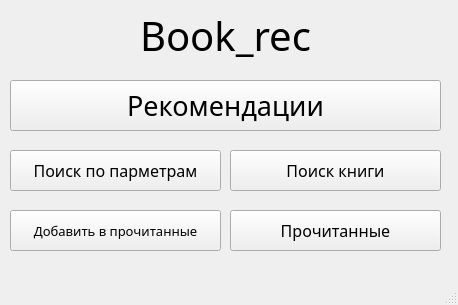
Qt form MainWindow_design.ui (korovkinjaroslav/Books-) before a commit.
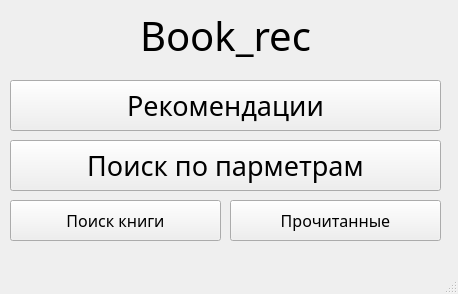
The same form after that commit.

Commit message: created SearchBookWindow

The edit to the form file:
```diff
--- a/MainWindow_design.ui
+++ b/MainWindow_design.ui
@@ -7,7 +7,7 @@
     <x>0</x>
     <y>0</y>
     <width>458</width>
-    <height>305</height>
+    <height>294</height>
    </rect>
   </property>
   <property name="windowTitle">
@@ -59,15 +59,15 @@
     <property name="geometry">
      <rect>
       <x>10</x>
-      <y>150</y>
-      <width>211</width>
-      <height>41</height>
+      <y>140</y>
+      <width>431</width>
+      <height>51</height>
      </rect>
     </property>
     <property name="font">
      <font>
       <family>Sitka Subheading</family>
-      <pointsize>12</pointsize>
+      <pointsize>20</pointsize>
      </font>
     </property>
     <property name="text">
@@ -77,8 +77,8 @@
    <widget class="QPushButton" name="search_button">
     <property name="geometry">
      <rect>
-      <x>230</x>
-      <y>150</y>
+      <x>10</x>
+      <y>200</y>
       <width>211</width>
       <height>41</height>
      </rect>
@@ -93,30 +93,11 @@
      <string>Поиск книги</string>
     </property>
    </widget>
-   <widget class="QPushButton" name="add_book_button">
-    <property name="geometry">
-     <rect>
-      <x>10</x>
-      <y>210</y>
-      <width>211</width>
-      <height>41</height>
-     </rect>
-    </property>
-    <property name="font">
-     <font>
-      <family>Sitka Subheading</family>
-      <pointsize>10</pointsize>
-     </font>
-    </property>
-    <property name="text">
-     <string>Добавить в прочитанные</string>
-    </property>
-   </widget>
    <widget class="QPushButton" name="readed_button">
     <property name="geometry">
      <rect>
       <x>230</x>
-      <y>210</y>
+      <y>200</y>
       <width>211</width>
       <height>41</height>
      </rect>
```
Left out of the diff: 2 changed lines with no effect on the pictures. The commit also changes 2 other files.
